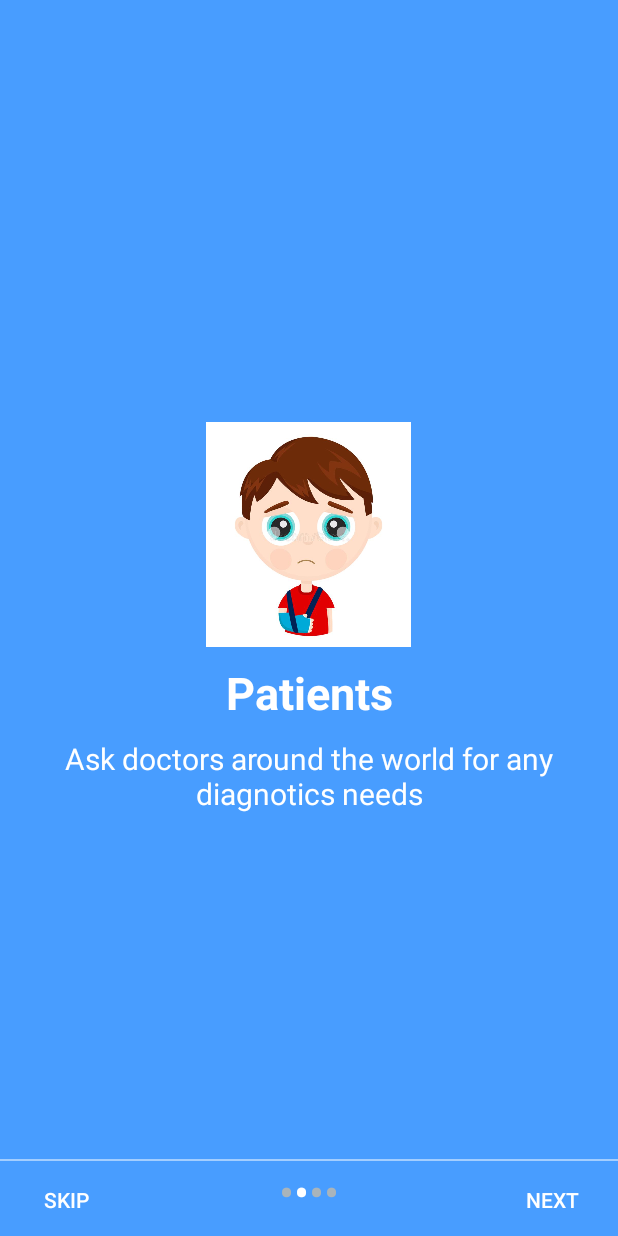
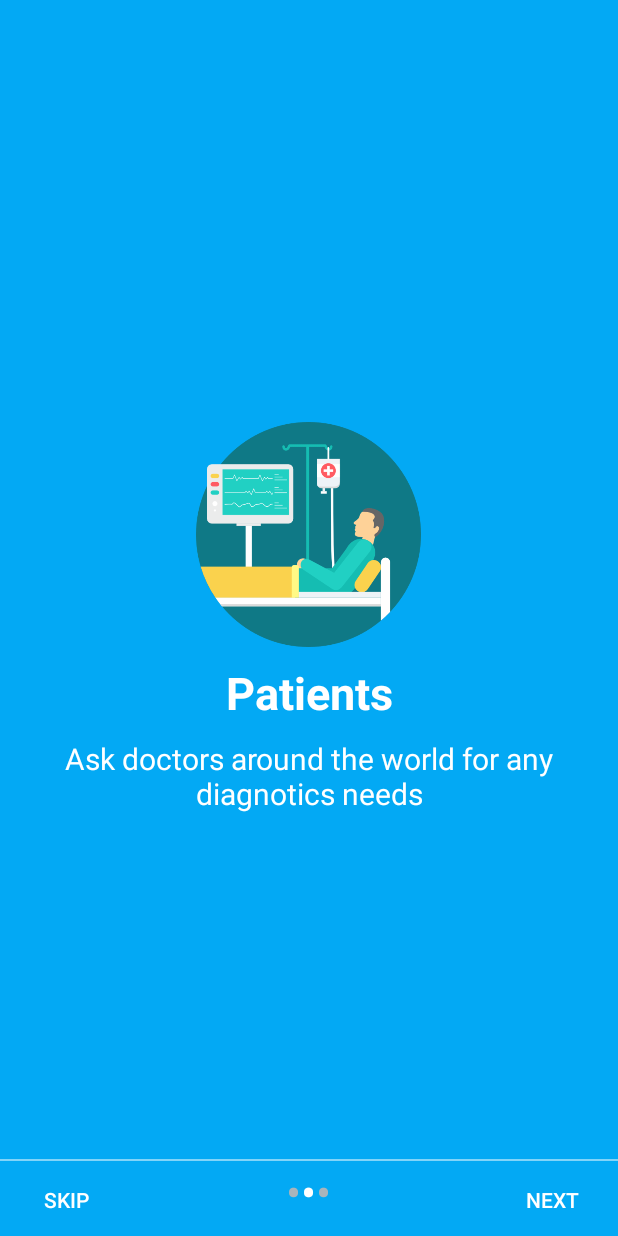
Before and after one commit to mrahimov/We-Care, an Android app: the screen it shows after launch (OnBoarding), after a tap on "NEXT", on a phone screen of 412 x 824 dp. Run offline under Robolectric (Android 15) with nearby library versions, the light colour scheme and no system bars.

Commit message:
stream lined onboarding

```diff
--- a/app/src/main/java/com/example/murodjonrahimov/wecare/OnBoarding.java
+++ b/app/src/main/java/com/example/murodjonrahimov/wecare/OnBoarding.java
@@ -69,7 +69,7 @@ public class OnBoarding extends AppCompatActivity {
         }
       }
     });
-    layouts = new int[] { R.layout.slider_1, R.layout.slider_2, R.layout.slider_3, R.layout.slider_4 };
+    layouts = new int[] { R.layout.slider_1, R.layout.slider_2, R.layout.slider_3};
     pagerAdapter = new MyPagerAdapter(layouts, getApplicationContext());
     viewPager.setAdapter(pagerAdapter);
 
--- a/app/src/main/res/layout/activity_post_doctor_comments.xml
+++ b/app/src/main/res/layout/activity_post_doctor_comments.xml
@@ -30,7 +30,8 @@
                     android:id="@+id/image3"
                     android:layout_width="match_parent"
                     android:layout_height="match_parent"
-                    android:scaleType="centerCrop" />
+                    android:scaleType="centerCrop"
+                    android:layout_gravity="fill"/>
             </android.support.v7.widget.CardView>
 
             <TextView
--- a/app/src/main/res/layout/comment_itemview.xml
+++ b/app/src/main/res/layout/comment_itemview.xml
@@ -20,7 +20,8 @@
                 android:layout_width="wrap_content"
                 android:layout_height="wrap_content"
                 android:textSize="18sp"
-                android:textColor="#ffffff"/>
+                android:textColor="#ffffff"
+                android:paddingLeft="5dp"/>
 
             <TextView
                 android:id="@+id/posted_by_textview"
--- a/app/src/main/res/layout/slider_1.xml
+++ b/app/src/main/res/layout/slider_1.xml
@@ -2,7 +2,7 @@
 <LinearLayout xmlns:android="http://schemas.android.com/apk/res/android"
   android:layout_width="match_parent"
   android:layout_height="match_parent"
-  android:background="#489dff"
+  android:background="#039be5"
   android:gravity="center"
   android:orientation="vertical">
 
@@ -26,7 +26,7 @@
       android:layout_width="match_parent"
       android:layout_height="wrap_content"
       android:layout_marginTop="10dp"
-      android:text="@string/welcome_label"
+      android:text="@string/next_label"
       android:textAlignment="center"
       android:textColor="@android:color/white"
       android:textSize="20dp"/>
--- a/app/src/main/res/layout/slider_2.xml
+++ b/app/src/main/res/layout/slider_2.xml
@@ -2,7 +2,7 @@
 <LinearLayout xmlns:android="http://schemas.android.com/apk/res/android"
   android:layout_width="match_parent"
   android:layout_height="match_parent"
-  android:background="#489dff"
+  android:background="#03a9f4"
   android:gravity="center"
   android:orientation="vertical">
 
@@ -10,7 +10,7 @@
       android:layout_width="150dp"
       android:layout_height="150dp"
       android:layout_gravity="center"
-      android:src="@drawable/patient"/>
+      android:src="@drawable/patient2"/>
 
     <TextView
       android:layout_width="match_parent"
--- a/app/src/main/res/layout/slider_3.xml
+++ b/app/src/main/res/layout/slider_3.xml
@@ -2,7 +2,7 @@
 <LinearLayout xmlns:android="http://schemas.android.com/apk/res/android"
   android:layout_width="match_parent"
   android:layout_height="match_parent"
-  android:background="#489dff"
+  android:background="#29b6f6"
   android:gravity="center"
   android:orientation="vertical">
 
--- a/app/src/main/res/values/strings.xml
+++ b/app/src/main/res/values/strings.xml
@@ -61,6 +61,6 @@
     <string name="patient_label">Ask doctors around the world for any diagnotics needs</string>
     <string name="doctor_label">Give back to communities in need</string>
     <string name="welcome_label">The app that everyone is talking about</string>
-    <string name="next_label">WeCare is here to give a helping hand, Yay!</string>
+    <string name="next_label">WeCare is here to give a helping hand, connecting doctors around the world right to you. Yay!</string>
 
 </resources>
```
Also changed, not shown: app/src/main/res/layout/slider_4.xml (deleted, +0 -34 lines), app/src/main/res/drawable/doctors_a.png (deleted), app/src/main/res/drawable/patient2.png (added).
